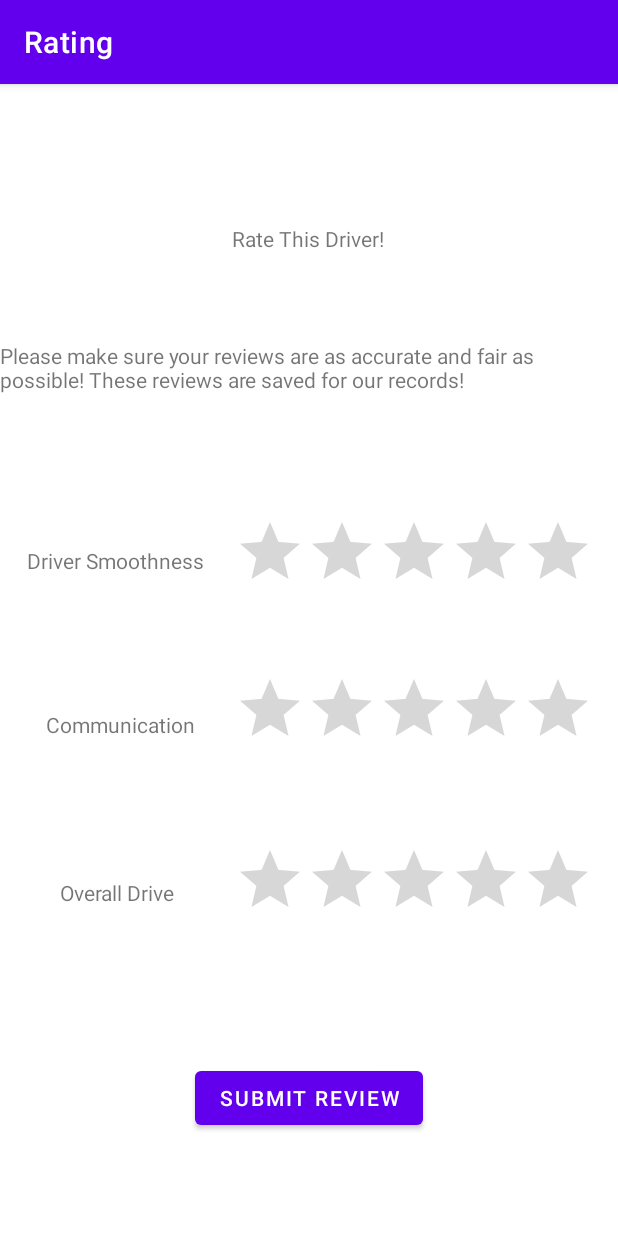
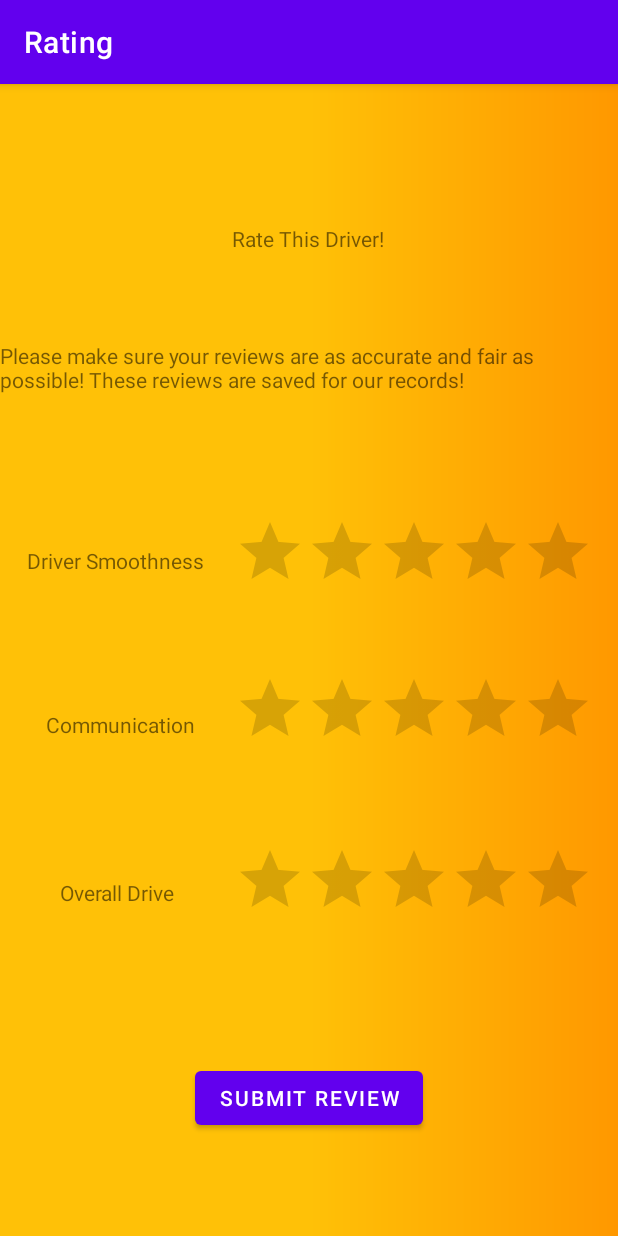
Before and after one commit to Rekington/ReadySteady, an Android app: the RatingActivity screen opened directly, with no data from a screen before it, on a phone screen of 412 x 824 dp. Run offline under Robolectric (Android 15) with nearby library versions, the phone set to English and light mode, and no system bars.

Commit message:
Added background
Added background to all pages

```diff
--- a/app/src/main/res/layout/activity_login.xml
+++ b/app/src/main/res/layout/activity_login.xml
@@ -3,6 +3,7 @@
     xmlns:app="http://schemas.android.com/apk/res-auto"
     xmlns:tools="http://schemas.android.com/tools"
     android:layout_width="match_parent"
+    android:background="@drawable/image_bg"
     android:layout_height="match_parent">
 
     <TextView
--- a/app/src/main/res/layout/activity_main.xml
+++ b/app/src/main/res/layout/activity_main.xml
@@ -3,6 +3,7 @@
     xmlns:app="http://schemas.android.com/apk/res-auto"
     xmlns:tools="http://schemas.android.com/tools"
     android:layout_width="match_parent"
+    android:background="@drawable/image_bg"
     android:layout_height="match_parent"
     tools:context=".activities.MainActivity">
 
--- a/app/src/main/res/layout/activity_passenger.xml
+++ b/app/src/main/res/layout/activity_passenger.xml
@@ -3,6 +3,7 @@
     xmlns:app="http://schemas.android.com/apk/res-auto"
     xmlns:tools="http://schemas.android.com/tools"
     android:layout_width="match_parent"
+    android:background="@drawable/image_bg"
     android:layout_height="match_parent">
 
     <com.google.android.gms.maps.MapView
--- a/app/src/main/res/layout/activity_rating.xml
+++ b/app/src/main/res/layout/activity_rating.xml
@@ -3,6 +3,7 @@
     xmlns:app="http://schemas.android.com/apk/res-auto"
     xmlns:tools="http://schemas.android.com/tools"
     android:layout_width="match_parent"
+    android:background="@drawable/image_bg"
     android:layout_height="match_parent">
 
     <TextView
--- a/app/src/main/res/layout/activity_request.xml
+++ b/app/src/main/res/layout/activity_request.xml
@@ -3,6 +3,7 @@
     xmlns:app="http://schemas.android.com/apk/res-auto"
     xmlns:tools="http://schemas.android.com/tools"
     android:layout_width="match_parent"
+    android:background="@drawable/image_bg"
     android:layout_height="match_parent">
 
     <TextView
--- a/app/src/main/res/layout/activity_ride_end.xml
+++ b/app/src/main/res/layout/activity_ride_end.xml
@@ -3,6 +3,7 @@
     xmlns:app="http://schemas.android.com/apk/res-auto"
     xmlns:tools="http://schemas.android.com/tools"
     android:layout_width="match_parent"
+    android:background="@drawable/image_bg"
     android:layout_height="match_parent">
 
     <com.google.android.gms.maps.MapView
--- a/app/src/main/res/layout/activity_signup.xml
+++ b/app/src/main/res/layout/activity_signup.xml
@@ -3,6 +3,7 @@
         xmlns:app="http://schemas.android.com/apk/res-auto"
         xmlns:tools="http://schemas.android.com/tools"
         android:layout_width="match_parent"
+        android:background="@drawable/image_bg"
         android:layout_height="match_parent">
 
         <TextView
--- a/app/src/main/res/layout/activity_waiting.xml
+++ b/app/src/main/res/layout/activity_waiting.xml
@@ -3,6 +3,7 @@
     xmlns:app="http://schemas.android.com/apk/res-auto"
     xmlns:tools="http://schemas.android.com/tools"
     android:layout_width="match_parent"
+    android:background="@drawable/image_bg"
     android:layout_height="match_parent">
 
     <ProgressBar
```
